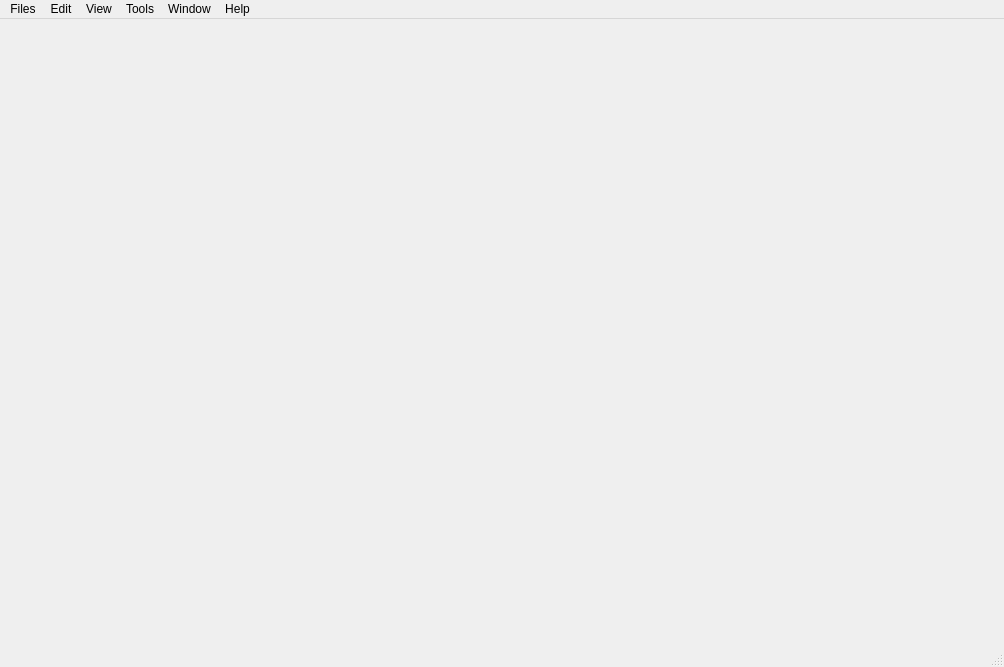
Before: the Qt Designer form ui/MainWindow.ui in CplusplusML/CplusplusML, drawn with Qt 5.
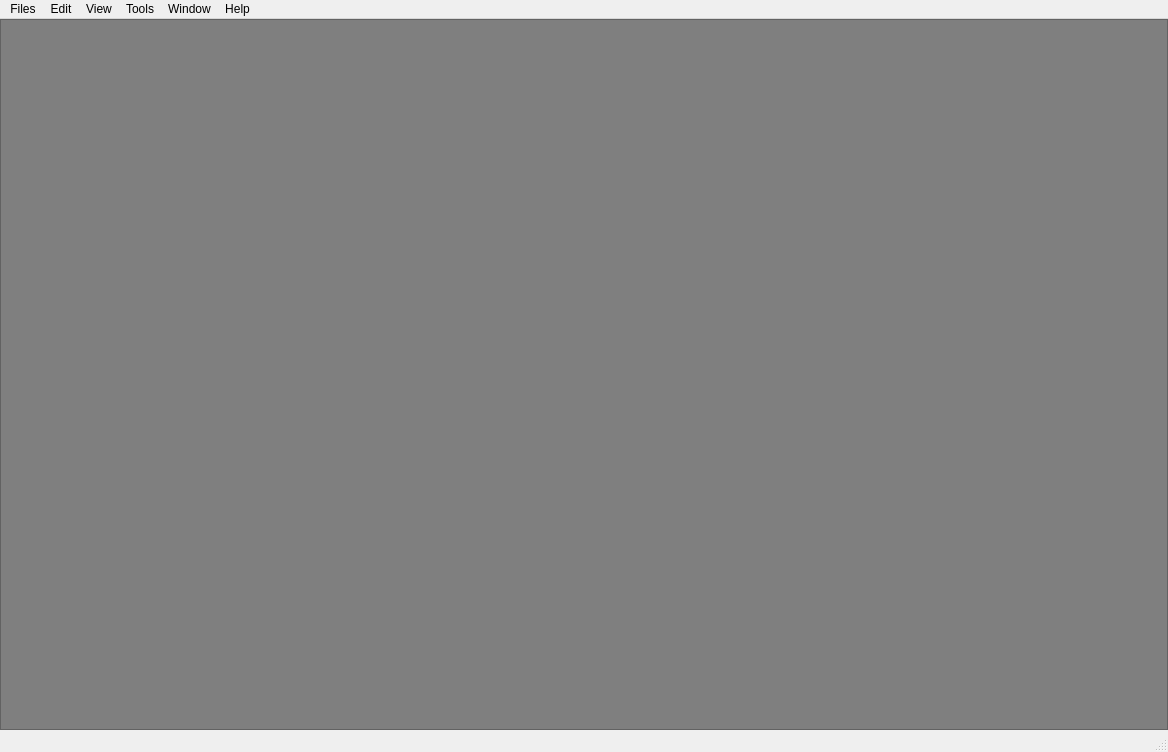
After: the same form once the commit is applied.

Commit message: MainWindow background

Patch:
```diff
--- a/ui/MainWindow.ui
+++ b/ui/MainWindow.ui
@@ -6,23 +6,78 @@
    <rect>
     <x>0</x>
     <y>0</y>
-    <width>1004</width>
-    <height>667</height>
+    <width>1168</width>
+    <height>752</height>
    </rect>
   </property>
+  <property name="sizePolicy">
+   <sizepolicy hsizetype="Maximum" vsizetype="Maximum">
+    <horstretch>0</horstretch>
+    <verstretch>0</verstretch>
+   </sizepolicy>
+  </property>
   <property name="windowTitle">
    <string>C++ML Editor</string>
   </property>
-  <widget class="QWidget" name="centralwidget"/>
+  <property name="styleSheet">
+   <string notr="true"/>
+  </property>
+  <widget class="QWidget" name="centralwidget">
+   <property name="styleSheet">
+    <string notr="true"/>
+   </property>
+   <layout class="QGridLayout" name="gridLayout">
+      <property name="margin">
+				<number>0</number>
+			</property>
+      <property name="spacing">
+				<number>0</number>
+			</property>
+    <item row="0" column="0">
+     <widget class="QFrame" name="frame">
+      <property name="sizePolicy">
+       <sizepolicy hsizetype="Expanding" vsizetype="Expanding">
+        <horstretch>0</horstretch>
+        <verstretch>0</verstretch>
+       </sizepolicy>
+      </property>
+      <property name="styleSheet">
+       <string notr="true">background-color: #7f7f7f;
+margin-top: 0px;
+margin-right: 0px;
+margin-bottom: 0px;
+margin-left: 0px;
+spacing: 0px;
+padding: 0px;</string>
+      </property>
+      <property name="frameShape">
+       <enum>QFrame::StyledPanel</enum>
+      </property>
+      <property name="frameShadow">
+       <enum>QFrame::Raised</enum>
+      </property>
+     </widget>
+    </item>
+   </layout>
+  </widget>
   <widget class="QMenuBar" name="menubar">
    <property name="geometry">
     <rect>
      <x>0</x>
      <y>0</y>
-     <width>1004</width>
+     <width>1168</width>
      <height>27</height>
     </rect>
    </property>
+   <property name="sizePolicy">
+    <sizepolicy hsizetype="Expanding" vsizetype="Minimum">
+     <horstretch>0</horstretch>
+     <verstretch>0</verstretch>
+    </sizepolicy>
+   </property>
+   <property name="layoutDirection">
+    <enum>Qt::LeftToRight</enum>
+   </property>
    <widget class="QMenu" name="menuFichier">
     <property name="title">
      <string>Files</string>
```
